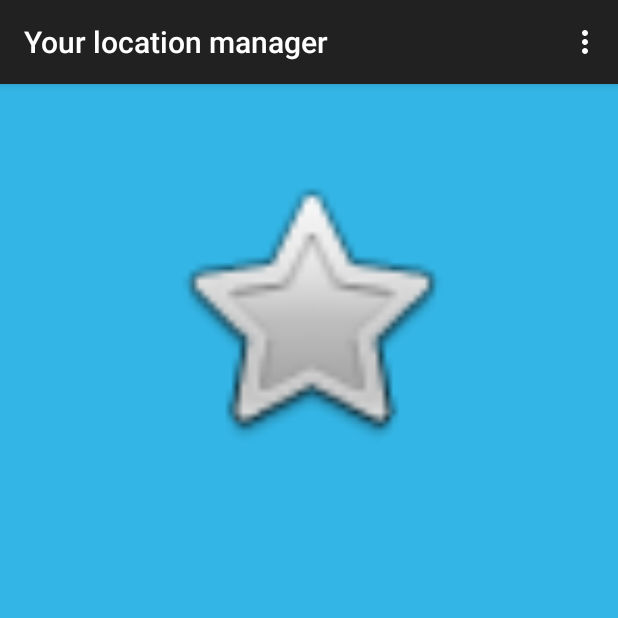
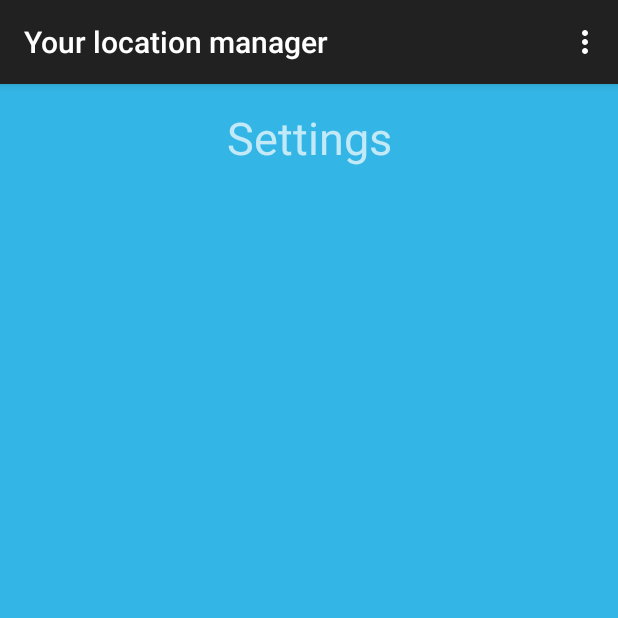
Before and after one commit to Harnet69/Location, an Android app: the screen it shows after launch (MainActivity), in the options menu, after a tap on "Settings", on a phone screen of 412 x 824 dp, the top half of it. Run offline under Robolectric (Android 15) with nearby library versions, the phone set to English and light mode, and no system bars.

Commit message:
Settings fragment was implemented

```diff
--- a/app/src/main/java/com/harnet/locationtest/views/MainActivity.java
+++ b/app/src/main/java/com/harnet/locationtest/views/MainActivity.java
@@ -55,6 +55,7 @@
            case R.id.settings :
                Log.i("AppMenu", "onOptionsItemSelected: Settings");
                isSelected = true;
+               startFragment(new SettingsFragment(), Fragments.SETTINGS.toString());
                break;
            case R.id.help:
               Log.i("AppMenu", "onOptionsItemSelected: Help ");
--- /dev/null
+++ b/app/src/main/java/com/harnet/locationtest/views/SettingsFragment.java
@@ -0,0 +1,32 @@
+package com.harnet.locationtest.views;
+
+import android.os.Bundle;
+
+import androidx.fragment.app.Fragment;
+
+import android.view.LayoutInflater;
+import android.view.View;
+import android.view.ViewGroup;
+
+import com.harnet.locationtest.R;
+
+public class SettingsFragment extends Fragment {
+
+    public SettingsFragment() {
+        // Required empty public constructor
+    }
+
+    @Override
+    public void onCreate(Bundle savedInstanceState) {
+        super.onCreate(savedInstanceState);
+
+    }
+
+    @Override
+    public View onCreateView(LayoutInflater inflater, ViewGroup container,
+                             Bundle savedInstanceState) {
+       View view = inflater.inflate(R.layout.fragment_settings, container, false);
+
+       return view;
+    }
+}
--- /dev/null
+++ b/app/src/main/res/layout/fragment_settings.xml
@@ -0,0 +1,25 @@
+<?xml version="1.0" encoding="utf-8"?>
+<androidx.constraintlayout.widget.ConstraintLayout xmlns:android="http://schemas.android.com/apk/res/android"
+    xmlns:app="http://schemas.android.com/apk/res-auto"
+    xmlns:tools="http://schemas.android.com/tools"
+    android:layout_width="match_parent"
+    android:layout_height="match_parent"
+    android:background="@android:color/holo_blue_light"
+    android:clickable="true"
+    android:focusable="true"
+    android:focusableInTouchMode="true"
+    android:orientation="vertical"
+    tools:context=".views.SettingsFragment">
+
+
+    <TextView
+        android:layout_width="wrap_content"
+        android:layout_height="wrap_content"
+        android:layout_marginTop="15dp"
+        android:text="Settings"
+        android:textSize="30sp"
+        app:layout_constraintEnd_toEndOf="parent"
+        app:layout_constraintHorizontal_bias="0.5"
+        app:layout_constraintStart_toStartOf="parent"
+        app:layout_constraintTop_toTopOf="parent" />
+</androidx.constraintlayout.widget.ConstraintLayout>
```
